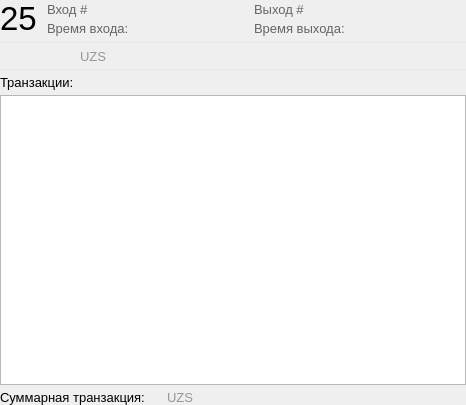
This is Client/delegates/TransactionsFrame.ui in Baxulio/Attraction as Qt 5 draws it before an edit. The edited form follows.
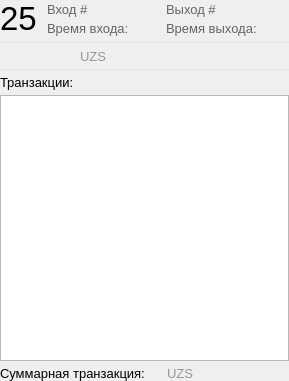
This is the edited form. Icons and pictures are not drawn.

The edit to the form file:
```diff
--- a/Client/delegates/TransactionsFrame.ui
+++ b/Client/delegates/TransactionsFrame.ui
@@ -6,8 +6,8 @@
    <rect>
     <x>0</x>
     <y>0</y>
-    <width>466</width>
-    <height>405</height>
+    <width>289</width>
+    <height>381</height>
    </rect>
   </property>
   <property name="windowTitle">
```
